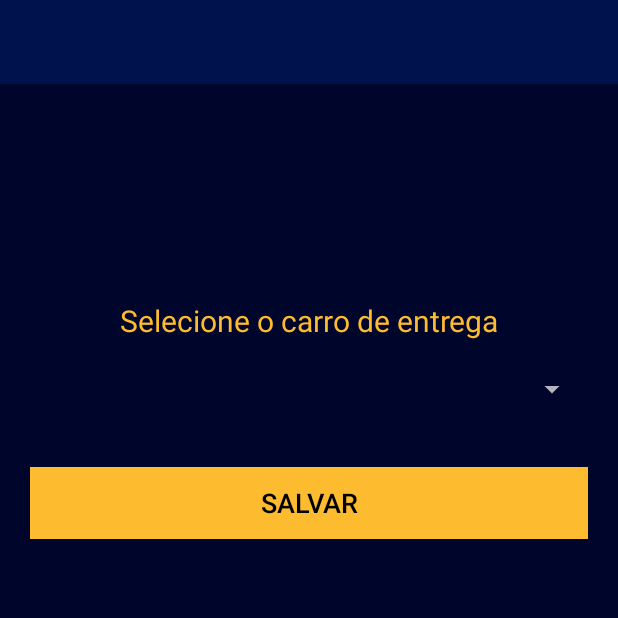
After one commit to gabriel-os/ScanNF, an Android app: the CarSelection screen opened directly, with no data from a screen before it, on a phone screen of 412 x 824 dp, the top half of it. The commit adds this screen. Run offline under Robolectric (Android 15) with nearby library versions, the light colour scheme and no system bars.

Commit message:
Modify into Menu rows and creation of car selection creen (02062019.1)

```diff
--- a/app/src/main/AndroidManifest.xml
+++ b/app/src/main/AndroidManifest.xml
@@ -49,6 +49,11 @@
             android:theme="@style/WithoutBar">
         </activity>
 
+        <activity
+            android:name=".activity.CarSelection"
+            android:screenOrientation="portrait"
+            android:theme="@style/WithoutBar"></activity>
+
     </application>
 
 </manifest>
--- /dev/null
+++ b/app/src/main/java/com/example/scannf/activity/CarSelection.java
@@ -0,0 +1,31 @@
+package com.example.scannf.activity;
+
+import android.os.Bundle;
+import android.support.v7.app.AppCompatActivity;
+import android.view.View;
+import android.widget.Button;
+import android.widget.Spinner;
+
+import com.example.scannf.R;
+
+public class CarSelection extends AppCompatActivity {
+    private Spinner sp_cars;
+    private Button btnSave;
+
+    @Override
+    protected void onCreate(Bundle savedIstanceState) {
+        super.onCreate(savedIstanceState);
+        setContentView(R.layout.activity_select_car);
+
+        sp_cars = findViewById(R.id.sp_car_selection);
+        btnSave = findViewById(R.id.btn_select_car);
+
+        btnSave.setOnClickListener(new View.OnClickListener() {
+            @Override
+            public void onClick(View v) {
+
+            }
+        });
+
+    }
+}
--- a/app/src/main/java/com/example/scannf/activity/MenuActivity.java
+++ b/app/src/main/java/com/example/scannf/activity/MenuActivity.java
@@ -132,7 +132,8 @@ public class MenuActivity extends AppCompatActivity implements NavigationView.On
         Log.v("***", nf);
         Log.v("***", type);
         if (!type.equals("CODE_128")) {
-            Toast toast = Toast.makeText(this, "O código lido não parece \n ser uma Nota Fiscal(E01) Tente novamente", Toast.LENGTH_LONG);
+            Toast toast = Toast.makeText(this, "O código lido não parece \n ser uma Nota Fiscal(E01) Tente novamente",
+                    Toast.LENGTH_LONG);
             toast.show();
         } else {
             openInfoNF(nf);
--- /dev/null
+++ b/app/src/main/res/layout/activity_select_car.xml
@@ -0,0 +1,49 @@
+<?xml version="1.0" encoding="utf-8"?>
+<RelativeLayout xmlns:android="http://schemas.android.com/apk/res/android"
+    android:layout_width="match_parent"
+    android:layout_height="match_parent"
+    android:background="@color/dark">
+
+    <android.support.v7.widget.Toolbar
+        android:id="@+id/toolbar_menu"
+        android:layout_width="match_parent"
+        android:layout_height="?attr/actionBarSize"
+        android:background="@color/colorPrimaryDark" />
+
+    <TextView
+        android:id="@+id/txtTitle"
+        android:layout_width="match_parent"
+        android:layout_height="wrap_content"
+        android:layout_marginLeft="20dp"
+        android:layout_marginTop="200dp"
+        android:layout_marginRight="20dp"
+        android:text="@string/car_select_title"
+        android:textAlignment="center"
+        android:textColor="@color/colorAccent"
+        android:textSize="20sp" />
+
+    <Spinner
+        android:id="@+id/sp_car_selection"
+        android:layout_width="match_parent"
+        android:layout_height="wrap_content"
+        android:layout_below="@+id/txtTitle"
+        android:layout_marginLeft="20dp"
+        android:layout_marginTop="20dp"
+        android:layout_marginRight="20dp">
+
+    </Spinner>
+
+    <Button
+        android:id="@+id/btn_select_car"
+        android:layout_width="match_parent"
+        android:layout_height="wrap_content"
+        android:layout_below="@+id/sp_car_selection"
+        android:layout_marginLeft="20dp"
+        android:layout_marginTop="40dp"
+        android:layout_marginRight="20dp"
+        android:background="@color/colorAccent"
+        android:text="@string/car_select_btn"
+        android:textColor="@color/black"
+        android:textSize="18sp" />
+
+</RelativeLayout>
--- a/app/src/main/res/values/strings.xml
+++ b/app/src/main/res/values/strings.xml
@@ -20,4 +20,6 @@
     <string name="info_nf_motivo">Motivo</string>
     <string name="menu_sair">Sair</string>
     <string name="menu_edit_currier">Editar carro de entrega</string>
+    <string name="car_select_title">Selecione o carro de entrega</string>
+    <string name="car_select_btn">Salvar</string>
 </resources>
```
Also changed, not shown: app/src/main/res/layout/main_line_view.xml (+15 -24 lines).
